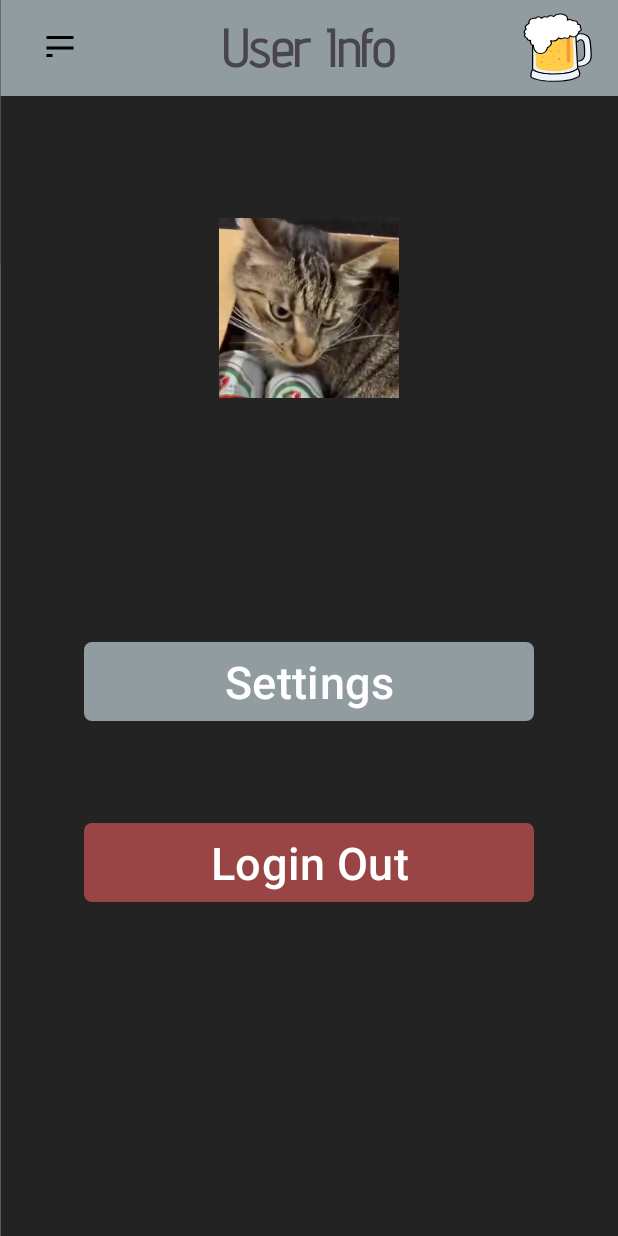
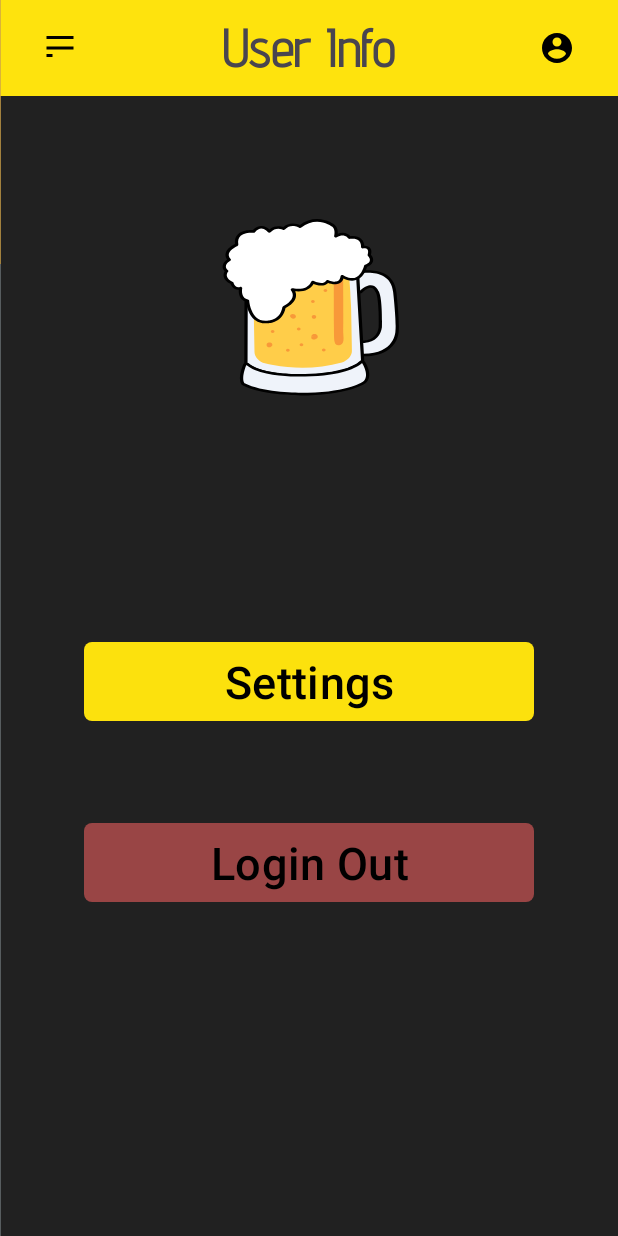
Before and after one commit to MarekVaris/Beer_app, an Android app: the UserInfoFragment screen opened through its navigation route, on a phone screen of 412 x 824 dp. Run offline under Robolectric (Android 15) with nearby library versions, the phone set to English and light mode, and no system bars.

Commit message:
UI
Visual change of the application, color scheme.

```diff
--- /dev/null
+++ b/app/src/main/res/drawable/acc_icon.xml
@@ -0,0 +1,5 @@
+<vector xmlns:android="http://schemas.android.com/apk/res/android" android:height="24dp" android:tint="#000000" android:viewportHeight="24" android:viewportWidth="24" android:width="24dp">
+
+    <path android:fillColor="@android:color/white" android:pathData="M12,2C6.48,2 2,6.48 2,12s4.48,10 10,10 10,-4.48 10,-10S17.52,2 12,2zM12,5c1.66,0 3,1.34 3,3s-1.34,3 -3,3 -3,-1.34 -3,-3 1.34,-3 3,-3zM12,19.2c-2.5,0 -4.71,-1.28 -6,-3.22 0.03,-1.99 4,-3.08 6,-3.08 1.99,0 5.97,1.09 6,3.08 -1.29,1.94 -3.5,3.22 -6,3.22z"/>
+
+</vector>
--- a/app/src/main/res/layout/activity_main.xml
+++ b/app/src/main/res/layout/activity_main.xml
@@ -24,7 +24,7 @@
                 android:id="@+id/toolbar"
                 android:layout_width="match_parent"
                 android:layout_height="?attr/actionBarSize"
-                android:background="#909CA0"
+                android:background="#FEE30D"
                 app:subtitleTextColor="#EBF1E6">
 
                 <ImageButton
@@ -58,7 +58,7 @@
                     android:layout_marginEnd="16dp"
                     android:backgroundTint="#00FFFFFF"
                     android:contentDescription="@string/app_name"
-                    android:src='@drawable/ic_launcher_foreground'/>
+                    android:src='@drawable/acc_icon' />
 
             </androidx.appcompat.widget.Toolbar>
 
--- a/app/src/main/res/layout/fragment_login.xml
+++ b/app/src/main/res/layout/fragment_login.xml
@@ -59,6 +59,7 @@
             android:layout_height="wrap_content"
             android:layout_marginBottom="16dp"
             android:text="@string/login"
+            android:textColor="@android:color/black"
             android:textSize="16sp"
             app:cornerRadius="5dp" />
 
--- a/app/src/main/res/layout/fragment_maps.xml
+++ b/app/src/main/res/layout/fragment_maps.xml
@@ -21,7 +21,7 @@
         android:layout_margin="20dp"
         android:contentDescription="@string/todo"
         android:src="@drawable/ic_filter"
-        app:backgroundTint="#6BFD81" />
+        app:backgroundTint="#F1A81F" />
 
 
     <com.google.android.material.bottomnavigation.BottomNavigationView
--- a/app/src/main/res/layout/fragment_user_info.xml
+++ b/app/src/main/res/layout/fragment_user_info.xml
@@ -1,12 +1,11 @@
 <?xml version="1.0" encoding="utf-8"?>
-<androidx.constraintlayout.widget.ConstraintLayout
-    xmlns:android="http://schemas.android.com/apk/res/android"
+<androidx.constraintlayout.widget.ConstraintLayout xmlns:android="http://schemas.android.com/apk/res/android"
+    xmlns:app="http://schemas.android.com/apk/res-auto"
     xmlns:tools="http://schemas.android.com/tools"
-    xmlns:app="http://schemas.android.com/apk/res-auto"
     android:layout_width="match_parent"
     android:layout_height="match_parent"
-    tools:context=".UserInfoFragment"
-    android:background="#232323">
+    android:background="#212121"
+    tools:context=".UserInfoFragment">
 
     <LinearLayout
         android:layout_width="match_parent"
@@ -24,7 +23,7 @@
             android:layout_height="120dp"
             android:layout_marginBottom="50dp"
             android:scaleType="centerCrop"
-            android:src="@drawable/kot" />
+            android:src="@drawable/logo" />
 
         <TextView
             android:id="@+id/username_text_view"
@@ -33,6 +32,7 @@
             android:layout_marginBottom="60dp"
             android:fontFamily="@font/advent_pro"
             android:text="Username"
+            android:textColor="@android:color/white"
             android:textSize="40sp"
             android:textStyle="bold" />
 
@@ -42,6 +42,7 @@
             android:layout_height="wrap_content"
             android:layout_marginBottom="60dp"
             android:text="@string/action_settings"
+            android:textColor="@android:color/black"
             android:textSize="30sp"
             app:cornerRadius="5dp" />
 
@@ -51,10 +52,10 @@
             android:layout_height="wrap_content"
             android:layout_marginBottom="16dp"
             android:text="@string/login_out"
+            android:textColor="@android:color/black"
             android:textSize="30sp"
-            android:textColor="#FFFFFF"
-            app:cornerRadius="5dp"
-            app:backgroundTint="#994545"/>
+            app:backgroundTint="#994545"
+            app:cornerRadius="5dp" />
 
     </LinearLayout>
 
--- a/app/src/main/res/layout/nav_header.xml
+++ b/app/src/main/res/layout/nav_header.xml
@@ -2,17 +2,17 @@
 <LinearLayout xmlns:android="http://schemas.android.com/apk/res/android"
     android:layout_width="match_parent"
     android:layout_height="176dp"
-    android:background="#3F3F3F"
+    android:background="#EFA71F"
     android:gravity="bottom"
     android:orientation="vertical"
     android:padding="16dp">
+
 
     <ImageView
         android:layout_width="64dp"
         android:layout_height="64dp"
         android:contentDescription="@string/todo"
-        android:src="@drawable/kot" />
-
+        android:src="@drawable/logo" />
 
     <TextView
         android:layout_width="wrap_content"
@@ -20,6 +20,6 @@
         android:layout_marginTop="16dp"
         android:text="@string/app_name"
         android:textAppearance="?attr/textAppearanceHeadline6"
-        android:textColor="?attr/colorOnPrimary" />
+        android:textColor="@android:color/black" />
 
 </LinearLayout>
--- a/app/src/main/res/values/colors.xml
+++ b/app/src/main/res/values/colors.xml
@@ -6,5 +6,5 @@
     <color name="colorAccent">#FF4081</color>
 
     <!-- Status bar color -->
-    <color name="status_bar_color">#909CA0</color>  <!-- Set the color you want for the status bar -->
+    <color name="status_bar_color">#FCE10D</color>  <!-- Set the color you want for the status bar -->
 </resources>
```
Also changed, not shown: app/src/main/res/layout/nav_bottom.xml (+12 -9 lines).
